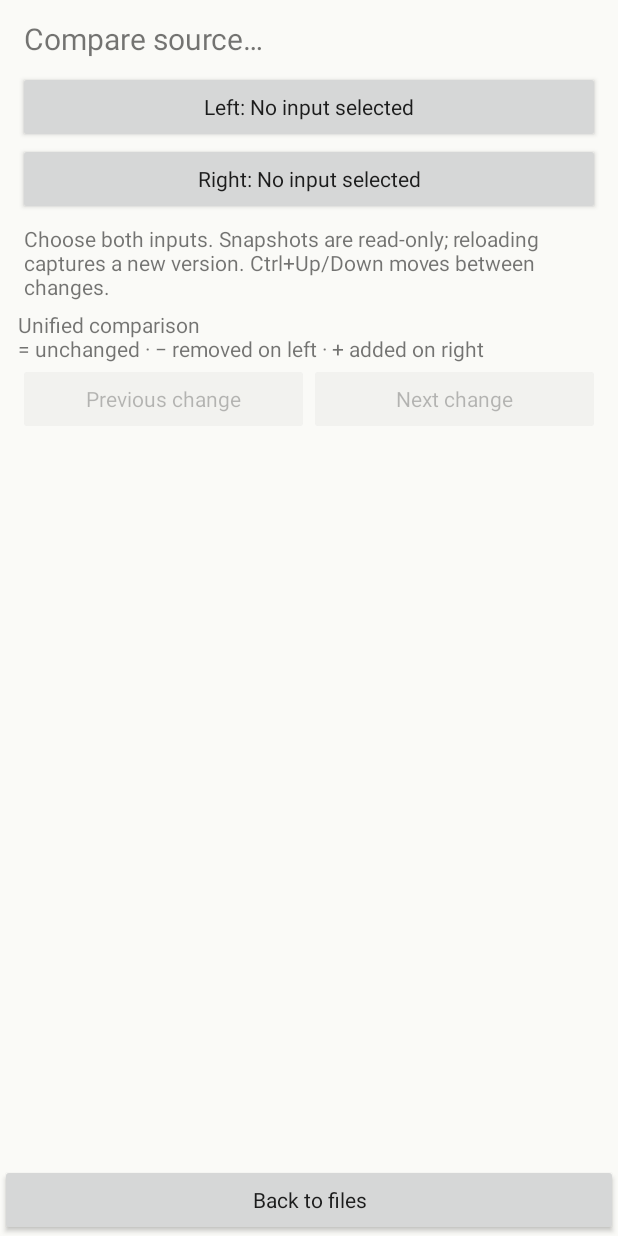
After one commit to utrost/Textr, an Android app: the ComparisonActivity screen opened directly, with no data from a screen before it, on a phone screen of 412 x 824 dp. The commit adds this screen. Run offline under Robolectric (Android 15) with nearby library versions, the phone set to English and light mode, and no system bars; pictures from the network do not load.

Commit message:
Add read-only unified and wide document comparison

```diff
--- a/app/src/main/AndroidManifest.xml
+++ b/app/src/main/AndroidManifest.xml
@@ -27,6 +27,7 @@
             android:grantUriPermissions="true">
             <meta-data android:name="android.support.FILE_PROVIDER_PATHS" android:resource="@xml/shared_paths" />
         </provider>
+        <activity android:name=".ComparisonActivity" android:exported="false" android:windowSoftInputMode="adjustResize" />
         <activity
             android:name=".MainActivity"
             android:exported="true"
--- /dev/null
+++ b/app/src/main/java/de/utrost/textr/ComparisonActivity.kt
@@ -0,0 +1,246 @@
+package de.utrost.textr
+
+import android.app.AlertDialog
+import android.content.ClipData
+import android.content.ClipboardManager
+import android.content.Intent
+import android.graphics.Color
+import android.net.Uri
+import android.os.Bundle
+import android.view.KeyEvent
+import android.view.View
+import android.view.ViewGroup
+import android.widget.*
+import androidx.activity.result.contract.ActivityResultContracts
+import androidx.lifecycle.ViewModelProvider
+
+class ComparisonActivity : ReadingScreen() {
+    private val model by lazy { ViewModelProvider(this)[ComparisonSession::class.java] }
+    private lateinit var leftButton: Button
+    private lateinit var rightButton: Button
+    private lateinit var status: TextView
+    private lateinit var modeLabel: TextView
+    private lateinit var next: Button
+    private lateinit var previous: Button
+    private lateinit var cancel: Button
+    private lateinit var list: ListView
+    private var wide = false
+    private var rows = emptyList<DiffDisplayRow>()
+    private var displayed: LineDiffResult? = null
+    private var restoreLeft = -1
+    private var restoreRight = -1
+    private var restoreTop = 0
+    private var pickingLeft = false
+    private var activeDialog: AlertDialog? = null
+    private val picker = registerForActivityResult(ActivityResultContracts.StartActivityForResult()) { result ->
+        if (result.resultCode == RESULT_OK) result.data?.data?.let { uri -> model.load(pickingLeft, ComparisonRef(uri.toString(), uri.lastPathSegment.orEmpty().take(256))) }
+    }
+    private val appearance by lazy { ReadingProfile.defaults(getSharedPreferences("reading", 0)) }
+    override fun onCreate(savedInstanceState: Bundle?) {
+        super.onCreate(savedInstanceState)
+        pickingLeft = savedInstanceState?.getBoolean("pickingLeft") ?: false
+        restoreLeft = savedInstanceState?.getInt("scrollLeft", -1) ?: -1
+        restoreRight = savedInstanceState?.getInt("scrollRight", -1) ?: -1
+        restoreTop = savedInstanceState?.getInt("scrollTop", 0) ?: 0
+        build()
+        if (!model.initialized) {
+            model.initialized = true
+            if (savedInstanceState != null) model.restore(savedInstanceState)
+            else {
+                val snapshot = ComparisonInbox.take(intent.getStringExtra("token"))
+                if (snapshot != null) model.initial(snapshot)
+                else intent.getStringExtra("uri")?.let { uri ->
+                    model.load(true, ComparisonRef(uri, intent.getStringExtra("name").orEmpty(),
+                        TextEncoding.entries.find { it.name == intent.getStringExtra("encoding") }, intent.getStringExtra("fingerprint")))
+                }
+            }
+        }
+    }
+    private fun build() {
+        wide = resources.configuration.screenWidthDp >= 900 && resources.configuration.screenHeightDp >= 480 &&
+            resources.configuration.fontScale <= 1.3f && appearance.fontSize <= 22
+        val compactControls = resources.configuration.screenHeightDp < 480 || resources.configuration.fontScale > 1.3f
+        val root = LinearLayout(this).apply { orientation = LinearLayout.VERTICAL }
+        root.addView(TextView(this).apply { setText(R.string.compare_title); textSize = 20f; isAccessibilityHeading = true; setPadding(dp(16), dp(12), dp(16), dp(8)) })
+        val controls = LinearLayout(this).apply { orientation = LinearLayout.VERTICAL; setPadding(dp(12), 0, dp(12), 0) }
+        val inputs = LinearLayout(this).apply { orientation = if (wide) LinearLayout.HORIZONTAL else LinearLayout.VERTICAL }
+        leftButton = button(R.string.compare_choose_left) { choose(true) }.apply { id = R.id.compare_left }
+        rightButton = button(R.string.compare_choose_right) { choose(false) }.apply { id = R.id.compare_right }
+        for (button in listOf(leftButton, rightButton)) inputs.addView(button,
+            if (wide) LinearLayout.LayoutParams(0, -2, 1f) else LinearLayout.LayoutParams(-1, -2))
+        controls.addView(inputs)
+        status = TextView(this).apply { id = R.id.compare_status; accessibilityLiveRegion = View.ACCESSIBILITY_LIVE_REGION_POLITE; setPadding(dp(4), dp(6), dp(4), dp(6)) }
+        controls.addView(status)
+        modeLabel = TextView(this).apply { id = R.id.compare_layout; text = getString(if (wide) R.string.compare_wide else R.string.compare_unified) + "\n" + getString(R.string.compare_legend) }
+        controls.addView(modeLabel)
+        val navigation = LinearLayout(this)
+        previous = button(R.string.compare_previous) { navigate(-1) }.apply { id = R.id.compare_previous }
+        next = button(R.string.compare_next) { navigate(1) }.apply { id = R.id.compare_next }
+        navigation.addView(previous, LinearLayout.LayoutParams(0, -2, 1f)); navigation.addView(next, LinearLayout.LayoutParams(0, -2, 1f))
+        controls.addView(navigation)
+        cancel = button(R.string.cancel_loading) { model.cancel() }.apply { id = R.id.compare_cancel }
+        controls.addView(cancel)
+        list = ListView(this).apply { id = R.id.compare_rows; adapter = diffAdapter; isSaveEnabled = false }
+        if (compactControls) {
+            controls.addView(list, LinearLayout.LayoutParams(-1, dp(320)))
+            root.addView(ScrollView(this).apply { addView(controls) }, LinearLayout.LayoutParams(-1, 0, 1f))
+        } else {
+            root.addView(controls)
+            root.addView(list, LinearLayout.LayoutParams(-1, 0, 1f))
+        }
+        root.addView(button(R.string.back_to_files) { finish() }, LinearLayout.LayoutParams(-1, -2))
+        install(root)
+    }
+    private fun label(left: Boolean): String {
+        val snapshot = if (left) model.left else model.right
+        val reference = if (left) model.leftRef else model.rightRef
+        val name = snapshot?.document?.name ?: reference?.name ?: getString(R.string.compare_not_selected)
+        val version = snapshot?.let { getString(R.string.compare_snapshot, it.document.encoding,
+            java.text.DateFormat.getTimeInstance(java.text.DateFormat.SHORT).format(java.util.Date(it.capturedAt))) }.orEmpty()
+        return getString(R.string.compare_input, getString(if (left) R.string.compare_left_name else R.string.compare_right_name), name) + if (version.isNotEmpty()) "\n$version" else ""
+    }
+    private fun showDialog(dialog: AlertDialog) {
+        activeDialog?.dismiss(); activeDialog = dialog
+        dialog.setOnDismissListener { if (activeDialog === dialog) activeDialog = null }
+        dialog.show(); dialog.getButton(AlertDialog.BUTTON_NEGATIVE)?.isAllCaps = false
+    }
+    private fun choose(isLeft: Boolean) {
+        if (model.busy) return
+        val reference = if (isLeft) model.leftRef else model.rightRef
+        val options = mutableListOf<Pair<String, () -> Unit>>()
+        options.add(getString(R.string.compare_choose_file) to {
+            pickingLeft = isLeft
+            try { picker.launch(Intent(Intent.ACTION_OPEN_DOCUMENT).addCategory(Intent.CATEGORY_OPENABLE).setType("*/*")) }
+            catch (_: android.content.ActivityNotFoundException) { Toast.makeText(this, R.string.compare_read_error, Toast.LENGTH_LONG).show() }
+        })
+        if (reference?.uri != null) {
+            options.add(getString(R.string.reload) to { model.load(isLeft, reference) })
+            options.add(getString(R.string.compare_open_reader) to {
+                startActivity(Intent(Intent.ACTION_VIEW, Uri.parse(reference.uri), this, MainActivity::class.java)
+                    .addFlags(Intent.FLAG_ACTIVITY_CLEAR_TOP or Intent.FLAG_ACTIVITY_SINGLE_TOP or Intent.FLAG_GRANT_READ_URI_PERMISSION))
+            })
+        }
+        OpenDocuments(this).entries.filter { it.uri != null }.forEach { entry ->
+            options.add(entry.name to { model.load(isLeft, ComparisonRef(entry.uri, entry.name, entry.reading.encoding)) })
+        }
+        showDialog(AlertDialog.Builder(this).setTitle(if (isLeft) R.string.compare_choose_left else R.string.compare_choose_right)
+            .setItems(options.map { it.first }.toTypedArray()) { _, index -> options[index].second() }
+            .setNegativeButton(R.string.cancel, null).create())
+    }
+    private fun refresh() {
+        if (isDestroyed || isFinishing) return
+        leftButton.text = label(true); rightButton.text = label(false)
+        leftButton.isEnabled = !model.busy; rightButton.isEnabled = !model.busy
+        cancel.visibility = if (model.busy) View.VISIBLE else View.GONE
+        val result = model.result
+        if (result !== displayed) {
+            displayed = result; rows = result?.let { LineDiff.display(it, wide) }.orEmpty()
+            diffAdapter.notifyDataSetChanged()
+            if (result != null) list.post {
+                if (model.changedSources) navigateToChange()
+                else if (restoreLeft >= 0 || restoreRight >= 0) {
+                    val position = rows.indexOfFirst { restoreLeft >= 0 && it.left == restoreLeft || restoreRight >= 0 && it.right == restoreRight }.coerceAtLeast(0)
+                    list.setSelectionFromTop(position, restoreTop); restoreLeft = -1; restoreRight = -1
+                } else navigateToChange()
+            }
+        }
+        val changes = rows.mapNotNull { it.change }.distinct().size
+        model.selectedChange = model.selectedChange.coerceIn(0, (changes - 1).coerceAtLeast(0))
+        previous.isEnabled = changes > 0 && !model.busy; next.isEnabled = previous.isEnabled
+        val message = when {
+            model.busy -> getString(R.string.compare_loading)
+            model.failure == ComparisonFailure.INPUT_LIMIT || result?.limit != null -> getString(R.string.compare_limited)
+            model.failure == ComparisonFailure.READ -> getString(R.string.compare_read_error)
+            model.failure == ComparisonFailure.CANCELLED -> getString(R.string.compare_cancelled)
+            model.failure == ComparisonFailure.LOST_SHARED -> getString(R.string.compare_shared_lost)
+            result?.identical == true -> getString(R.string.compare_identical)
+            result != null -> getString(R.string.compare_change_count, model.selectedChange + 1, changes)
+            else -> getString(R.string.compare_choose_help)
+        }
+        status.text = (if (model.changedSources) getString(R.string.compare_changed) + "\n" else "") + message
+    }
+    private fun navigate(delta: Int) {
+        val count = rows.mapNotNull { it.change }.distinct().size
+        if (count == 0 || model.busy) return
+        model.selectedChange = Math.floorMod(model.selectedChange + delta, count)
+        diffAdapter.notifyDataSetChanged(); refresh(); navigateToChange()
+    }
+    private fun navigateToChange() {
+        val at = rows.indexOfFirst { it.change == model.selectedChange }
+        if (at >= 0) list.setSelectionFromTop(at, 0)
+    }
+    private data class Panel(val root: LinearLayout, val heading: Button, val body: TextView)
+    private data class Holder(val root: LinearLayout, val first: Panel, val second: Panel?)
+    private fun panel() = LinearLayout(this).let { root ->
+        root.orientation = LinearLayout.VERTICAL; root.setPadding(dp(4), dp(4), dp(4), dp(8))
+        val heading = Button(this).apply { isAllCaps = false; textSize = 12f; minHeight = dp(48); isSaveEnabled = false }
+        val body = TextView(this).apply {
+            isSaveEnabled = false; textSize = appearance.fontSize.toFloat(); typeface = android.graphics.Typeface.MONOSPACE
+            setLineSpacing(0f, appearance.lineSpacing / 100f); setTextIsSelectable(true); setTextColor(foreground())
+        }
+        root.addView(heading, LinearLayout.LayoutParams(-1, -2)); root.addView(body, LinearLayout.LayoutParams(-1, -2))
+        Panel(root, heading, body)
+    }
+    private val diffAdapter = object : BaseAdapter() {
+        override fun getCount() = rows.size
+        override fun getItem(position: Int) = rows[position]
+        override fun getItemId(position: Int) = position.toLong()
+        override fun getView(position: Int, convertView: View?, parent: ViewGroup): View {
+            val holder = convertView?.tag as? Holder ?: run {
+                val root = LinearLayout(this@ComparisonActivity).apply { orientation = LinearLayout.HORIZONTAL; setPadding(dp(8), dp(4), dp(8), dp(4)) }
+                val first = panel(); val second = if (wide) panel() else null
+                root.addView(first.root, LinearLayout.LayoutParams(0, -1, 1f))
+                second?.let { root.addView(it.root, LinearLayout.LayoutParams(0, -1, 1f)) }
+                Holder(root, first, second).also { root.tag = it }
+            }
+            val row = rows[position]
+            fun bind(panel: Panel, isLeft: Boolean, lineIndex: Int?) {
+                val source = if (isLeft) model.left else model.right
+                val lines = if (isLeft) displayed?.left else displayed?.right
+                val line = lineIndex?.let { lines?.getOrNull(it) }
+                if (line == null || source == null) {
+                    panel.heading.text = getString(R.string.compare_no_line); panel.heading.isEnabled = false; panel.body.text = ""
+                    panel.root.setBackgroundColor(background()); return
+                }
+                val ending = source.document.text.substring(line.contentEnd, line.end).let { when (it) { "\r\n" -> "CRLF"; "\r" -> "CR"; "\n" -> "LF"; else -> getString(R.string.compare_no_ending) } }
+                val prefix = if (row.change == null) "=" else if (isLeft) "−" else "+"
+                val caption = "$prefix " + getString(R.string.compare_line, getString(if (isLeft) R.string.compare_left_name else R.string.compare_right_name), lineIndex!! + 1, ending)
+                panel.heading.text = caption; panel.heading.contentDescription = "$caption. ${getString(R.string.compare_copy_line)}"; panel.heading.isEnabled = true
+                panel.heading.setOnClickListener {
+                    showDialog(AlertDialog.Builder(this@ComparisonActivity).setTitle(caption).setItems(arrayOf(getString(R.string.compare_copy_line))) { _, _ ->
+                        val clip = ClipData.newPlainText(getString(R.string.compare_title), source.document.text.substring(line.start, line.end))
+                        if (android.os.Build.VERSION.SDK_INT >= 33) clip.description.extras = android.os.PersistableBundle().apply { putBoolean("android.content.extra.IS_SENSITIVE", true) }
+                        getSystemService(ClipboardManager::class.java).setPrimaryClip(clip)
+                    }.setNegativeButton(R.string.cancel, null).create())
+                }
+                panel.body.text = source.document.text.substring(line.start, line.contentEnd)
+                val color = if (row.change == null) background() else Color.parseColor(if (dark) { if (isLeft) "#492B2B" else "#1E3A2B" } else { if (isLeft) "#FBE7E7" else "#DFF2E5" })
+                panel.root.setBackgroundColor(color)
+            }
+            if (wide) { bind(holder.first, true, row.left); bind(holder.second!!, false, row.right) }
+            else bind(holder.first, row.left != null, row.left ?: row.right)
+            holder.root.background = android.graphics.drawable.GradientDrawable().apply {
+                setColor(background()); if (row.change == model.selectedChange) setStroke(dp(2), foreground())
+            }
+            return holder.root
+        }
+    }
+    // Activity keyboard dispatch is public; ComponentActivity repeats a library restriction.
+    @android.annotation.SuppressLint("RestrictedApi")
+    override fun dispatchKeyEvent(event: KeyEvent): Boolean {
+        if (event.action == KeyEvent.ACTION_DOWN && event.isCtrlPressed && activeDialog == null && event.keyCode in listOf(KeyEvent.KEYCODE_DPAD_UP, KeyEvent.KEYCODE_DPAD_DOWN)) {
+            if (event.repeatCount == 0) navigate(if (event.keyCode == KeyEvent.KEYCODE_DPAD_DOWN) 1 else -1)
+            return true
+        }
+        return super.dispatchKeyEvent(event)
+    }
+    override fun onStart() { super.onStart(); model.listener = ::refresh; refresh() }
+    override fun onStop() { model.listener = null; super.onStop() }
+    override fun onSaveInstanceState(outState: Bundle) {
+        model.save(outState); outState.putBoolean("pickingLeft", pickingLeft)
+        rows.getOrNull(list.firstVisiblePosition)?.let { outState.putInt("scrollLeft", it.left ?: -1); outState.putInt("scrollRight", it.right ?: -1) }
+        outState.putInt("scrollTop", list.getChildAt(0)?.top ?: 0)
+        super.onSaveInstanceState(outState)
+    }
+    override fun onDestroy() { activeDialog?.dismiss(); super.onDestroy() }
+}
--- /dev/null
+++ b/app/src/main/java/de/utrost/textr/ReadingScreen.kt
@@ -0,0 +1,45 @@
+package de.utrost.textr
+
+import android.graphics.Color
+import android.os.Build
+import android.os.Bundle
+import android.view.View
+import android.view.WindowInsets
+import android.widget.Button
+import androidx.activity.ComponentActivity
+import androidx.activity.SystemBarStyle
+import androidx.activity.enableEdgeToEdge
+
+/** Shared native-screen chrome for comparison and explicit copy editing. */
+abstract class ReadingScreen : ComponentActivity() {
+    protected var dark = false
+    protected fun dp(value: Int) = (value * resources.displayMetrics.density).toInt()
+    protected fun foreground() = Color.parseColor(if (dark) "#E3E9E5" else "#202923")
+    protected fun background() = Color.parseColor(if (dark) "#171C1A" else "#FAFAF7")
+    override fun onCreate(savedInstanceState: Bundle?) {
+        dark = when (getSharedPreferences("reading", 0).getString("theme", "system")) {
+            "dark" -> true; "light" -> false
+            else -> resources.configuration.uiMode and android.content.res.Configuration.UI_MODE_NIGHT_MASK == android.content.res.Configuration.UI_MODE_NIGHT_YES
+        }
+        setTheme(if (dark) R.style.Theme_Textr_Dark else R.style.Theme_Textr)
+        super.onCreate(savedInstanceState)
+        val bars = if (dark) SystemBarStyle.dark(Color.TRANSPARENT) else SystemBarStyle.light(Color.TRANSPARENT, Color.TRANSPARENT)
+        enableEdgeToEdge(statusBarStyle = bars, navigationBarStyle = bars)
+    }
+    protected fun install(root: View) {
+        root.setBackgroundColor(background())
+        root.setOnApplyWindowInsetsListener { view, insets ->
+            if (Build.VERSION.SDK_INT >= 30) {
+                val bars = insets.getInsets(WindowInsets.Type.systemBars() or WindowInsets.Type.displayCutout() or WindowInsets.Type.ime())
+                view.setPadding(bars.left, bars.top, bars.right, bars.bottom)
+            } else {
+                @Suppress("DEPRECATION") view.setPadding(insets.systemWindowInsetLeft, insets.systemWindowInsetTop, insets.systemWindowInsetRight, insets.systemWindowInsetBottom)
+            }
+            insets
+        }
+        setContentView(root)
+    }
+    protected fun button(label: Int, action: () -> Unit) = Button(this).apply {
+        setText(label); isAllCaps = false; minHeight = dp(48); setOnClickListener { action() }
+    }
+}
--- a/app/src/main/res/values/ids.xml
+++ b/app/src/main/res/values/ids.xml
@@ -33,4 +33,12 @@
     <item type="id" name="line_spacing" />
     <item type="id" name="reset_document_reading" />
     <item type="id" name="structure_tree" />
+    <item type="id" name="compare_left" />
+    <item type="id" name="compare_right" />
+    <item type="id" name="compare_status" />
+    <item type="id" name="compare_layout" />
+    <item type="id" name="compare_previous" />
+    <item type="id" name="compare_next" />
+    <item type="id" name="compare_cancel" />
+    <item type="id" name="compare_rows" />
 </resources>
--- a/app/src/main/res/values/strings.xml
+++ b/app/src/main/res/values/strings.xml
@@ -228,4 +228,33 @@ Document switching follows alphabetical filename order. Shortcuts leave text fie
     <string name="output_interrupted">Saving %1$s was interrupted. Please inspect any output before retrying.</string>
     <string name="output_failed">Could not save %1$s. The source remains unchanged; choose another destination and try again.</string>
     <string name="output_partial">A possibly incomplete document remains at %1$s. Inspect or remove it with your file manager.</string>
+
+    <string name="compare_title">Compare source…</string>
+    <string name="compare_choose_left">Choose left input</string>
+    <string name="compare_choose_right">Choose right input</string>
+    <string name="compare_previous">Previous change</string>
+    <string name="compare_next">Next change</string>
+    <string name="compare_wide">Side by side · linked scrolling</string>
+    <string name="compare_unified">Unified comparison</string>
+    <string name="compare_legend">= unchanged · − removed on left · + added on right</string>
+    <string name="compare_not_selected">No input selected</string>
+    <string name="compare_snapshot">%1$s · captured %2$s</string>
+    <string name="compare_input">%1$s: %2$s</string>
+    <string name="compare_left_name">Left</string>
+    <string name="compare_right_name">Right</string>
+    <string name="compare_choose_file">Choose a file…</string>
+    <string name="compare_open_reader">Open in reader</string>
+    <string name="compare_loading">Reading and comparing snapshots…</string>
+    <string name="compare_limited">Comparison unavailable within its limits: 512 KiB and 256 Ki characters per input, 10,000 lines, 16,384 characters per line, and a bounded change search. Original files remain available in the reader.</string>
+    <string name="compare_cancelled">Comparison cancelled. Choose or reload an input to try again.</string>
+    <string name="compare_read_error">Cannot read this input. Choose another file or restore access, then reload.</string>
+    <string name="compare_shared_lost">The shared snapshot was lost after the process ended. Choose that input again.</string>
+    <string name="compare_identical">Decoded text is identical, including line endings. Encodings or BOMs may differ.</string>
+    <string name="compare_change_count">Change %1$d of %2$d</string>
+    <string name="compare_choose_help">Choose both inputs. Snapshots are read-only; reloading captures a new version. Ctrl+Up/Down moves between changes.</string>
+    <string name="compare_changed">A source changed since its captured version. The comparison was refreshed and its position reset.</string>
+    <string name="compare_no_line">No corresponding line</string>
+    <string name="compare_no_ending">no line ending</string>
+    <string name="compare_line">%1$s · line %2$d · %3$s</string>
+    <string name="compare_copy_line">Copy exact source line</string>
 </resources>
```
Also changed, not shown: app/src/main/java/de/utrost/textr/ComparisonSession.kt (added, +127 -0 lines), app/src/main/java/de/utrost/textr/MainActivity.kt (+15 -0 lines), 6 other files.
